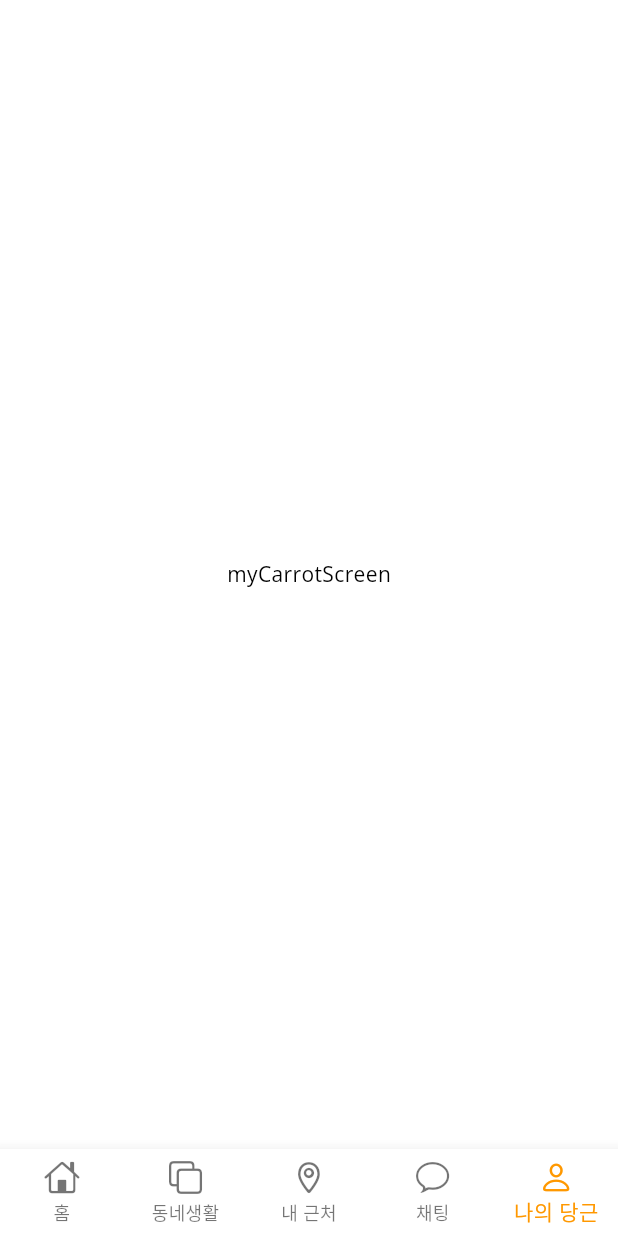
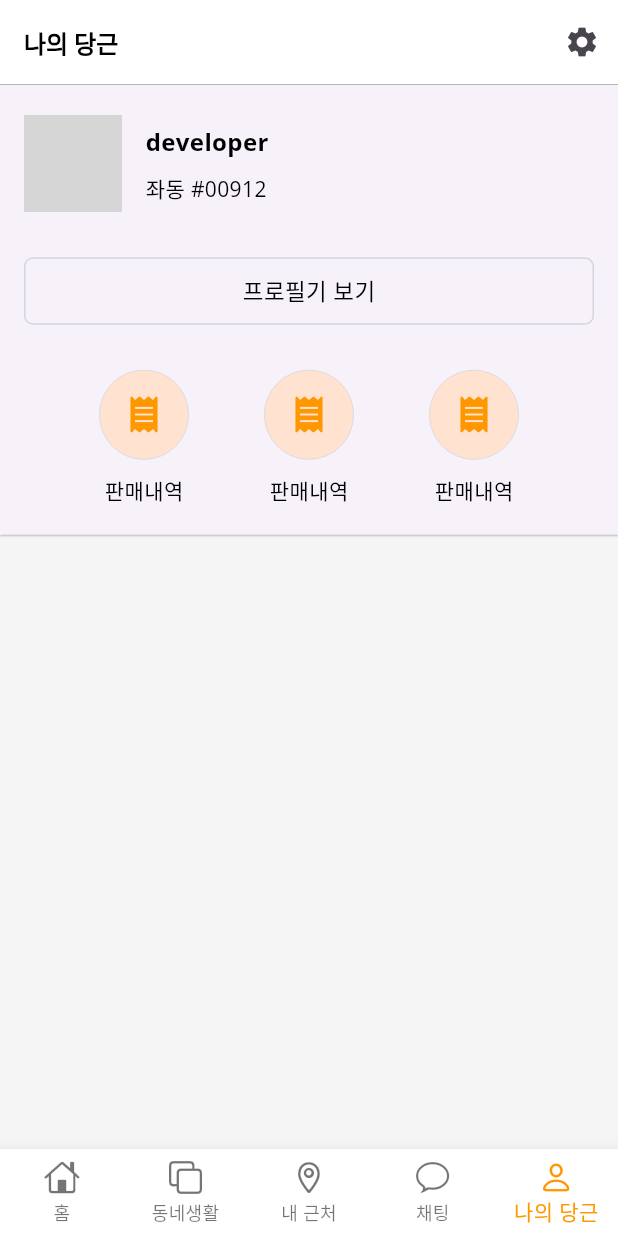
Before and after one commit to aengzu/carrot_market_clone, a Flutter app: the screen it shows after launch, item 5 of the bottom bar chosen, on a phone screen of 412 x 824 dp. Run offline on Flutter 3.47's test engine with Material 3 defaults, Android fonts, the phone set to English and light mode, and no system bars; our stand-ins replace font_awesome_flutter, google_fonts; network calls fail; grey boxes are pictures that could not be loaded.

Commit message:
ADD MyCarrotScreen

```diff
--- /dev/null
+++ b/lib/screens/my_carrot/components/my_carrot_header.dart
@@ -0,0 +1,138 @@
+import 'package:flutter/material.dart';
+import 'package:font_awesome_flutter/font_awesome_flutter.dart';
+
+import '../../../theme.dart';
+
+class MyCarrotHeader extends StatelessWidget {
+  const MyCarrotHeader({super.key});
+
+  @override
+  Widget build(BuildContext context) {
+
+    return Card(
+      elevation: 0.5,
+      margin: EdgeInsets.zero,
+      shape: RoundedRectangleBorder(borderRadius: BorderRadius.circular(0.0)),
+      child: Padding(
+          padding: EdgeInsets.symmetric(vertical: 20, horizontal: 16),
+          child: Column(
+            children: [
+              _buildProfileRow(),
+              const SizedBox(height: 30.0),
+              _buildProfileButton(),
+              const SizedBox(height: 30.0),
+              Row(
+                // spaceEvenly : ?
+                mainAxisAlignment: MainAxisAlignment.spaceEvenly,
+                children: [
+                  _buildRoundTextButton('판매내역', FontAwesomeIcons.receipt),
+                  _buildRoundTextButton('판매내역', FontAwesomeIcons.receipt),
+                  _buildRoundTextButton('판매내역', FontAwesomeIcons.receipt),
+
+                ],
+              ),
+            ],
+          )
+      ),
+
+    );
+  }
+
+
+  Widget _buildRoundTextButton(String title, IconData iconData) {
+    return Column(
+      children: [
+        Container(
+          width: 60,
+          height: 60,
+          decoration: BoxDecoration(
+            color: Color.fromRGBO(255, 226, 208, 1),
+            border: Border.all(color: Color(0xFFD4D5DD), width: 0.5),
+            borderRadius: BorderRadius.circular(30.0),
+          ),
+          child: Icon(
+            iconData,
+            color: Colors.orange,
+          ),
+
+        ),
+        SizedBox(height: 10.0),
+        Text(
+          title,
+          style: textTheme().titleLarge
+        )
+      ],
+
+    );
+    }
+
+  Widget _buildProfileButton() {
+    return InkWell(
+      onTap: () {},
+      child: Container(
+        decoration: BoxDecoration(
+          border: Border.all(
+            color: Color(0xFFD4D5DD),
+            width: 1.0,
+          ),
+          borderRadius: BorderRadius.circular(6.0),
+        ),
+        height: 45,
+          child: Center(
+            child: Text(
+              '프로필기 보기',
+              style: textTheme().titleMedium,
+            ),
+          ),
+      ),
+
+    );
+    }
+
+  Widget _buildProfileRow() {
+    return Row(
+      children: [
+        Stack(
+          children: [
+          SizedBox(
+            width: 65,
+            height: 65,
+            child: ClipRRect(
+              borderRadius: BorderRadius.circular(32.5),
+              child: Image.network('https://picsum.photos/200/100/',
+                fit: BoxFit.cover,
+              ),
+            ),
+          ),
+          Positioned(bottom: 0, right: 0,
+            child: Container(
+              width: 20,
+              height: 20,
+              decoration: BoxDecoration(
+                  borderRadius: BorderRadius.circular(15),
+                  color: Colors.grey[100]),
+              child: Icon(
+                Icons.camera_alt_outlined,
+                size: 15,
+              ),
+            ),
+          ),
+
+          ],
+        ),
+        SizedBox(
+          width: 16
+        ),
+        Column(
+          crossAxisAlignment: CrossAxisAlignment.start,
+          children: [
+            Text('developer', style: textTheme().displayMedium),
+            SizedBox(height: 10),
+            Text('좌동 #00912'),
+          ],
+
+        ),
+      ],
+    );
+  }
+}
--- a/lib/screens/my_carrot/my_carrot_screen.dart
+++ b/lib/screens/my_carrot/my_carrot_screen.dart
@@ -1,3 +1,4 @@
+import 'package:carrot_market_clone/screens/my_carrot/components/my_carrot_header.dart';
 import 'package:flutter/material.dart';
 
 class MyCarrotScreen extends StatelessWidget {
@@ -5,8 +6,26 @@ class MyCarrotScreen extends StatelessWidget {
 
   @override
   Widget build(BuildContext context) {
-    return Center(
-      child: Text('myCarrotScreen'),
+    return Scaffold(
+      backgroundColor: Colors.grey[100],
+      appBar: AppBar(
+        title: const Text('나의 당근'),
+        actions: [
+          IconButton(icon: Icon(Icons.settings), onPressed: () {}),
+        ],
+        bottom: const PreferredSize(
+            preferredSize: Size.fromHeight(0.5),
+            child: Divider(thickness: 0.5, height: 0.5, color: Colors.grey)),
+      ),
+    body: ListView(
+      children: const [
+        MyCarrotHeader(),
+        SizedBox(height: 8.0),
+        SizedBox(height: 8.0),
+        SizedBox(height: 8.0),
+
+      ],
+    ),
     );
   }
 }
```
